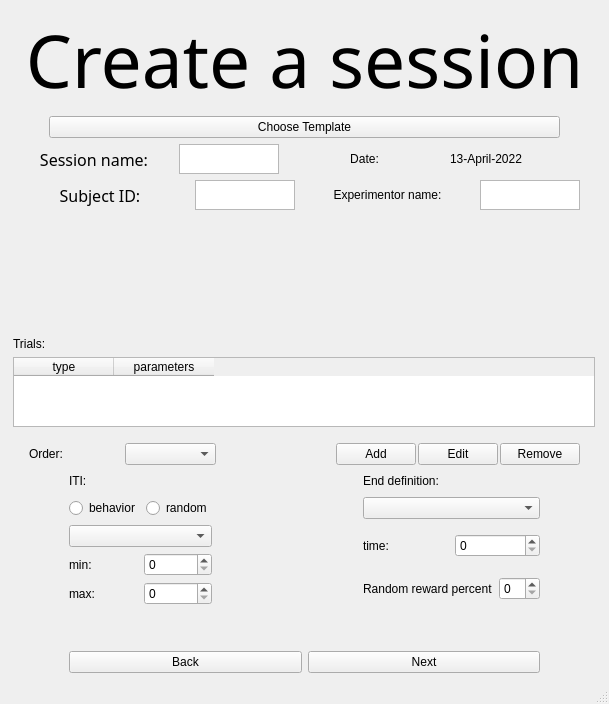
KehatSudri/Behavior_System2.0, file UI/create_session.ui: the form before one commit.
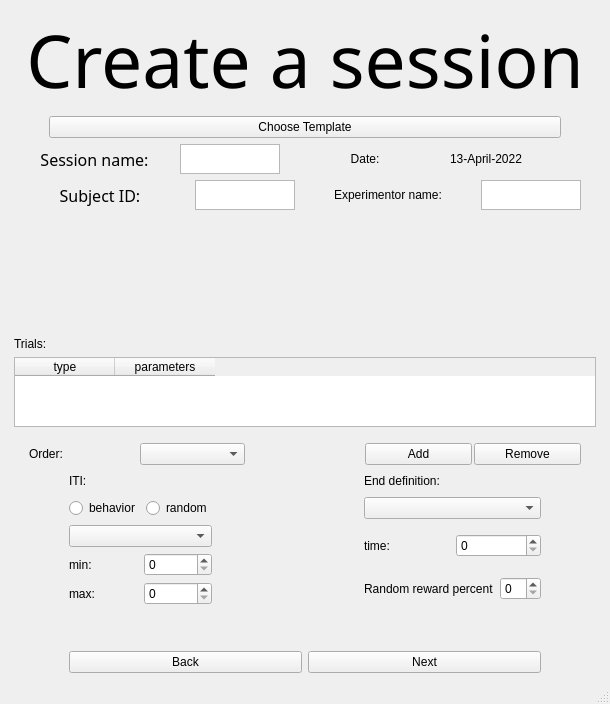
The form after the commit.

Commit message: some work for 'add trial type'

Diff of the .ui file:
```diff
--- a/UI/create_session.ui
+++ b/UI/create_session.ui
@@ -6,7 +6,7 @@
    <rect>
     <x>0</x>
     <y>0</y>
-    <width>609</width>
+    <width>610</width>
     <height>704</height>
    </rect>
   </property>
@@ -280,7 +280,7 @@
          </spacer>
         </item>
         <item>
-         <layout class="QHBoxLayout" name="buttons_to_set_trial_horizontalLayout_2" stretch="0,0,0">
+         <layout class="QHBoxLayout" name="buttons_to_set_trial_horizontalLayout_2" stretch="0,0">
           <property name="spacing">
            <number>2</number>
           </property>
@@ -306,13 +306,6 @@
             </property>
            </widget>
           </item>
-          <item>
-           <widget class="QPushButton" name="edit_trial_pushButton">
-            <property name="text">
-             <string>Edit</string>
-            </property>
-           </widget>
-          </item>
           <item>
            <widget class="QPushButton" name="remove_trial_pushButton">
             <property name="text">
```
Left out of the diff: 2 changed lines with no effect on the pictures. The commit also changes 11 other files.
